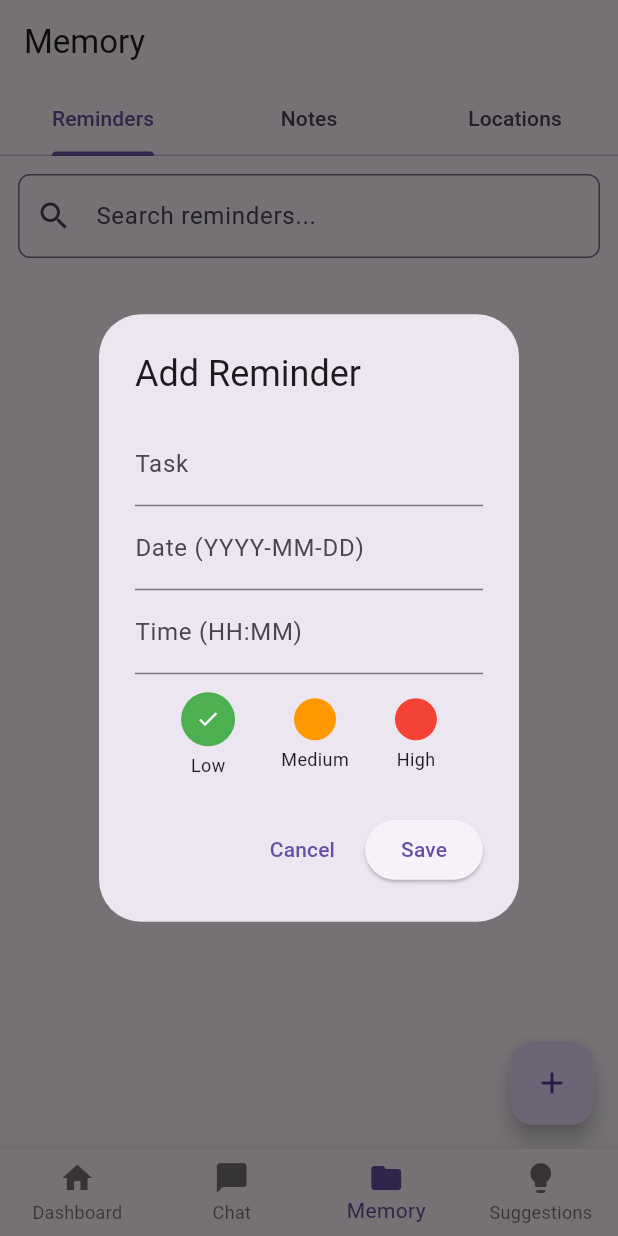
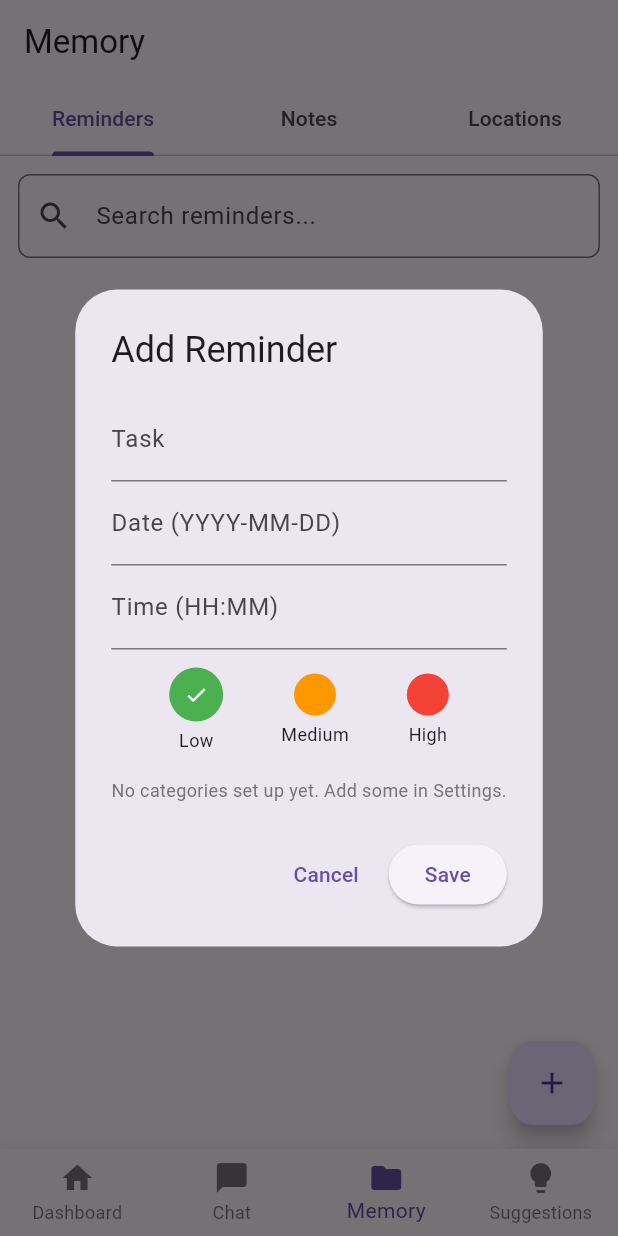
Before and after one commit to ishmalazhar17/clawdbot_app, a Flutter app: the screen it shows after launch, item 3 of the bottom bar chosen, after a tap on the "add" icon, on a phone screen of 412 x 824 dp. Run offline on Flutter 3.47's test engine with Material 3 defaults, Android fonts, the phone set to English and light mode, and no system bars; our stand-ins replace flutter_local_notifications, flutter_tts, geolocator, permission_handler, shared_preferences, speech_to_text and 2 more; accounts and stored records are empty.

Commit message:
Add reminder categories (DB migration + UI), wire Settings categories into actual reminder creation

```diff
--- a/lib/db_helper.dart
+++ b/lib/db_helper.dart
@@ -1,62 +1,55 @@
 // =====================================================================
 // db_helper.dart — sets up and manages the app's LOCAL database.
 //
-// This uses a package called "sqflite" which lets a Flutter app store
-// data directly on the phone, in a real database (SQLite) — similar
-// to how a spreadsheet stores rows and columns, but built for apps.
+// UPDATED Aug 27: added a "category" column to the reminders table
+// (e.g. Health, Work, Family), wiring up the categories feature built
+// in Settings on Aug 24 (which, until now, wasn't actually used
+// anywhere else in the app).
 //
-// This file is a SINGLETON — meaning the whole app shares ONE single
-// connection to the database, instead of opening a new one every time
-// we need to read/write something. The "instance" pattern below is
-// what makes that work.
+// IMPORTANT - DATABASE MIGRATIONS: since you already have a real
+// database file on your test device from earlier testing, we can't
+// just add a new column to onCreate() - that only runs on a brand
+// new install. Instead, we bump the "version" number and add an
+// "onUpgrade" function, which Android runs automatically to update
+// an EXISTING database to match the new schema, without losing any
+// data already in it.
 // =====================================================================
 
 import 'package:sqflite/sqflite.dart';
 import 'package:path/path.dart';
 
 class DBHelper {
-  // This holds the one-and-only instance of this class, shared by the
-  // whole app. Starts as "null" (nothing yet) until first used.
   static Database? _database;
 
-  // A private constructor — this stops other files from accidentally
-  // creating a second DBHelper by writing "DBHelper()" themselves.
   DBHelper._privateConstructor();
 
-  // The single shared instance everyone in the app will use.
   static final DBHelper instance = DBHelper._privateConstructor();
 
-  // This function returns the database connection, creating it the
-  // first time it's called, and just reusing it every time after.
   Future<Database> get database async {
     if (_database != null) return _database!;
     _database = await _initDB();
     return _database!;
   }
 
-  // Sets up the actual database file on the phone's storage.
   Future<Database> _initDB() async {
-    // getDatabasesPath() finds the correct folder on the phone/emulator
-    // where app databases are supposed to live.
     String dbPath = await getDatabasesPath();
     String path = join(dbPath, 'clawdbot.db');
 
-    // openDatabase either opens the existing file, or (the first time
-    // the app ever runs) creates it fresh using onCreate below.
     return await openDatabase(
       path,
-      version: 1,
+      // BUMPED from 1 to 2 - this tells Android "the schema changed,
+      // please run onUpgrade to bring existing databases up to date."
+      version: 2,
       onCreate: _onCreate,
+      onUpgrade: _onUpgrade,
     );
   }
 
-  // Runs ONLY the very first time the app is installed/run — this is
-  // where we define the SHAPE of our data (the tables and columns).
+  // Runs ONLY the very first time the app is installed - defines the
+  // full, up-to-date schema from scratch (includes the category
+  // column directly, since a brand new install has no old data to
+  // migrate).
   Future<void> _onCreate(Database db, int version) async {
-    // ---- REMINDERS table ----
-    // Matches the shape Person A's backend sends back from /chat and
-    // /parse_reminder, so saving a reminder from the chatbot is a
-    // direct one-to-one mapping, no extra conversion needed.
     await db.execute('''
       CREATE TABLE reminders (
         id INTEGER PRIMARY KEY AUTOINCREMENT,
@@ -64,11 +57,11 @@ class DBHelper {
         date TEXT NOT NULL,
         time TEXT NOT NULL,
         priority TEXT NOT NULL DEFAULT 'green',
-        completed INTEGER NOT NULL DEFAULT 0
+        completed INTEGER NOT NULL DEFAULT 0,
+        category TEXT
       )
     ''');
 
-    // ---- NOTES table ----
     await db.execute('''
       CREATE TABLE notes (
         id INTEGER PRIMARY KEY AUTOINCREMENT,
@@ -78,10 +71,6 @@ class DBHelper {
       )
     ''');
 
-    // ---- OBJECT_LOCATIONS table ----
-    // latitude/longitude are nullable for now since the location
-    // feature is a later task (Aug 23/24) — this table just needs to
-    // exist and be ready for it.
     await db.execute('''
       CREATE TABLE object_locations (
         id INTEGER PRIMARY KEY AUTOINCREMENT,
@@ -92,10 +81,6 @@ class DBHelper {
       )
     ''');
 
-    // ---- CONTEXT_LOGS table ----
-    // Records what the user does and when, so the (future) suggestion
-    // engine can look for patterns — e.g. "reminder created" logged
-    // with a timestamp every time one is added.
     await db.execute('''
       CREATE TABLE context_logs (
         id INTEGER PRIMARY KEY AUTOINCREMENT,
@@ -105,23 +90,29 @@ class DBHelper {
     ''');
   }
 
+  // Runs automatically for anyone who already has version 1 of the
+  // database installed (i.e. everyone testing before today). Adds
+  // the new column to the EXISTING table without deleting any data.
+  Future<void> _onUpgrade(Database db, int oldVersion, int newVersion) async {
+    if (oldVersion < 2) {
+      await db.execute('ALTER TABLE reminders ADD COLUMN category TEXT');
+    }
+  }
+
   // ===================================================================
-  // REMINDER functions — Create, Read, Update, Delete (CRUD)
+  // REMINDER functions
   // ===================================================================
 
-  // Adds a new reminder. Returns the new reminder's auto-generated id.
   Future<int> insertReminder(Map<String, dynamic> reminder) async {
     final db = await database;
     return await db.insert('reminders', reminder);
   }
 
-  // Returns ALL reminders as a list, most recently added first.
   Future<List<Map<String, dynamic>>> getReminders() async {
     final db = await database;
     return await db.query('reminders', orderBy: 'id DESC');
   }
 
-  // Marks a reminder as completed (1) or not completed (0).
   Future<int> updateReminderStatus(int id, int completed) async {
     final db = await database;
     return await db.update(
@@ -132,7 +123,6 @@ class DBHelper {
     );
   }
 
-  // Deletes a reminder by its id.
   Future<int> deleteReminder(int id) async {
     final db = await database;
     return await db.delete('reminders', where: 'id = ?', whereArgs: [id]);
@@ -171,8 +161,13 @@ class DBHelper {
     return await db.query('object_locations', orderBy: 'id DESC');
   }
 
+  Future<int> deleteObjectLocation(int id) async {
+    final db = await database;
+    return await db.delete('object_locations', where: 'id = ?', whereArgs: [id]);
+  }
+
   // ===================================================================
-  // CONTEXT LOG functions (for the future suggestion engine)
+  // CONTEXT LOG functions
   // ===================================================================
 
   Future<int> logContext(String actionType) async {
@@ -187,8 +182,4 @@ class DBHelper {
     final db = await database;
     return await db.query('context_logs', orderBy: 'id DESC');
   }
-  Future<int> deleteObjectLocation(int id) async {
-    final db = await database;
-    return await db.delete('object_locations', where: 'id = ?', whereArgs: [id]);
-  }
 }
--- a/lib/screens/reminders_tab.dart
+++ b/lib/screens/reminders_tab.dart
@@ -1,14 +1,18 @@
 // =====================================================================
 // reminders_tab.dart — Reminders section of the Memory screen.
 //
-// AUG 17 UPDATE: adds a search bar (filters the list as you type) and
-// priority color tags (Green/Yellow/Red) shown as a colored icon next
-// to each reminder, plus a priority picker in the Add form.
+// UPDATED Aug 27: adds a category picker to the Add form, pulling
+// from the categories you set up in Settings (Aug 24). This is what
+// finally makes the Settings categories feature actually DO
+// something - until today, you could create categories but nothing
+// in the app used them.
 // =====================================================================
 
 import 'package:flutter/material.dart';
+import 'package:shared_preferences/shared_preferences.dart';
 import '../db_helper.dart';
 import '../notification_helper.dart';
+import 'settings_screen.dart';
 
 class RemindersTab extends StatefulWidget {
   const RemindersTab({super.key});
@@ -18,30 +22,19 @@ class RemindersTab extends StatefulWidget {
 }
 
 class _RemindersTabState extends State<RemindersTab> {
-  // The FULL list, straight from the database, never filtered.
   List<Map<String, dynamic>> _allReminders = [];
-
-  // The list actually shown on screen — either the same as
-  // _allReminders, or a filtered-down version if the user is
-  // searching.
   List<Map<String, dynamic>> _filteredReminders = [];
-
   final TextEditingController _searchController = TextEditingController();
 
   @override
   void initState() {
     super.initState();
     _refreshReminders();
-
-    // Runs every time the search text changes (each keystroke) and
-    // re-applies the filter.
     _searchController.addListener(_applyFilter);
   }
 
   @override
   void dispose() {
-    // Cleans up the listener/controller when this screen is closed,
-    // to avoid memory leaks.
     _searchController.dispose();
     super.dispose();
   }
@@ -54,9 +47,6 @@ class _RemindersTabState extends State<RemindersTab> {
     _applyFilter();
   }
 
-  // Filters _allReminders down to just the ones whose task text
-  // contains the search query (case-insensitive), and updates what's
-  // actually shown.
   void _applyFilter() {
     final query = _searchController.text.trim().toLowerCase();
     setState(() {
@@ -75,7 +65,6 @@ class _RemindersTabState extends State<RemindersTab> {
     _refreshReminders();
   }
 
-  // Maps a priority string to an actual color for display.
   Color _priorityColor(String priority) {
     switch (priority) {
       case 'red':
@@ -88,23 +77,41 @@ class _RemindersTabState extends State<RemindersTab> {
     }
   }
 
-  void _showAddReminderDialog() {
+  // ---- NEW TODAY: reads the categories saved in Settings ----
+  Future<List<String>> _loadCategories() async {
+    final prefs = await SharedPreferences.getInstance();
+    return prefs.getStringList(SettingsKeys.categories) ?? [];
+  }
+
+  void _showAddReminderDialog() async {
+    // Load the current categories BEFORE opening the dialog, so
+    // they're ready immediately rather than showing a loading state
+    // inside the dialog itself.
+    final availableCategories = await _loadCategories();
+
     final taskController = TextEditingController();
     final dateController = TextEditingController();
     final timeController = TextEditingController();
-    String selectedPriority = 'green'; // default selection
+    String selectedPriority = 'green';
+    // Starts as null (no category selected) - completely optional,
+    // since not everyone wants to categorize every reminder.
+    String? selectedCategory;
+
+    // Guard for using BuildContext after an "await" above - Flutter
+    // warns about this since the widget could theoretically be gone
+    // by the time _loadCategories() finishes. "mounted" confirms this
+    // screen is still on-screen before we try to show a dialog on it.
+    if (!mounted) return;
 
     showDialog(
       context: context,
       builder: (context) {
-        // StatefulBuilder lets this dialog have its OWN small bit of
-        // changeable state (the selected priority) without needing to
-        // rebuild the whole RemindersTab screen behind it.
         return StatefulBuilder(
           builder: (context, setDialogState) {
             return AlertDialog(
               title: const Text('Add Reminder'),
-              content: Column(
+              content: SingleChildScrollView(
+                child: Column(
                   mainAxisSize: MainAxisSize.min,
                   children: [
                     TextField(
@@ -126,7 +133,6 @@ class _RemindersTabState extends State<RemindersTab> {
                       ),
                     ),
                     const SizedBox(height: 12),
-                  // A row of 3 selectable colored chips for priority.
                     Row(
                       mainAxisAlignment: MainAxisAlignment.spaceEvenly,
                       children: [
@@ -141,7 +147,34 @@ class _RemindersTabState extends State<RemindersTab> {
                         }),
                       ],
                     ),
+                    const SizedBox(height: 12),
+                    // ---- NEW TODAY: the category dropdown ----
+                    // If no categories exist yet, this shows a helper
+                    // message instead of an empty/confusing dropdown.
+                    if (availableCategories.isEmpty)
+                      Padding(
+                        padding: const EdgeInsets.only(top: 4),
+                        child: Text(
+                          'No categories set up yet. Add some in Settings.',
+                          style: TextStyle(color: Colors.grey[600], fontSize: 12),
+                        ),
+                      )
+                    else
+                      DropdownButtonFormField<String>(
+                        value: selectedCategory,
+                        decoration: const InputDecoration(labelText: 'Category (optional)'),
+                        items: availableCategories
+                            .map((cat) => DropdownMenuItem(
+                                  value: cat,
+                                  child: Text(cat),
+                                ))
+                            .toList(),
+                        onChanged: (value) {
+                          setDialogState(() => selectedCategory = value);
+                        },
+                      ),
                   ],
+                ),
               ),
               actions: [
                 TextButton(
@@ -158,6 +191,7 @@ class _RemindersTabState extends State<RemindersTab> {
                       'time': timeController.text.trim(),
                       'priority': selectedPriority,
                       'completed': 0,
+                      'category': selectedCategory,
                     });
 
                     try {
@@ -196,8 +230,6 @@ class _RemindersTabState extends State<RemindersTab> {
     );
   }
 
-  // A single small colored selectable chip, used 3 times above for
-  // green/yellow/red priority selection.
   Widget _priorityChip(
     String value,
     String label,
@@ -211,7 +243,7 @@ class _RemindersTabState extends State<RemindersTab> {
         children: [
           CircleAvatar(
             backgroundColor: _priorityColor(value),
-            radius: isSelected ? 18 : 14, // slightly bigger when selected
+            radius: isSelected ? 18 : 14,
             child: isSelected ? const Icon(Icons.check, color: Colors.white, size: 16) : null,
           ),
           const SizedBox(height: 4),
@@ -230,7 +262,6 @@ class _RemindersTabState extends State<RemindersTab> {
       ),
       body: Column(
         children: [
-          // Search bar, pinned at the top of the screen.
           Padding(
             padding: const EdgeInsets.all(12),
             child: TextField(
@@ -239,8 +270,6 @@ class _RemindersTabState extends State<RemindersTab> {
                 hintText: 'Search reminders...',
                 prefixIcon: const Icon(Icons.search),
                 border: OutlineInputBorder(borderRadius: BorderRadius.circular(8)),
-                // A small "x" button to clear the search, only shown
-                // when there's actually text to clear.
                 suffixIcon: _searchController.text.isNotEmpty
                     ? IconButton(
                         icon: const Icon(Icons.clear),
@@ -250,8 +279,6 @@ class _RemindersTabState extends State<RemindersTab> {
               ),
             ),
           ),
-          // Expanded makes the list take up all remaining vertical
-          // space below the search bar.
           Expanded(
             child: _filteredReminders.isEmpty
                 ? const Center(child: Text('No reminders found.'))
@@ -259,15 +286,22 @@ class _RemindersTabState extends State<RemindersTab> {
                     itemCount: _filteredReminders.length,
                     itemBuilder: (context, index) {
                       final reminder = _filteredReminders[index];
+                      // ---- NEW TODAY: shows the category as a small
+                      // subtitle line, only when one was actually set ----
+                      final category = reminder['category'];
+                      final hasCategory = category != null && category.toString().isNotEmpty;
+
                       return ListTile(
-                        // A small colored dot showing this reminder's
-                        // priority level.
                         leading: CircleAvatar(
                           backgroundColor: _priorityColor(reminder['priority'] ?? 'green'),
                           radius: 8,
                         ),
                         title: Text(reminder['task']),
-                        subtitle: Text('${reminder['date']} at ${reminder['time']}'),
+                        subtitle: Text(
+                          hasCategory
+                              ? '${reminder['date']} at ${reminder['time']} • $category'
+                              : '${reminder['date']} at ${reminder['time']}',
+                        ),
                         trailing: IconButton(
                           icon: const Icon(Icons.delete, color: Colors.red),
                           onPressed: () => _deleteReminder(reminder['id']),
```
Lines whose indentation alone changed are shown as unchanged.
